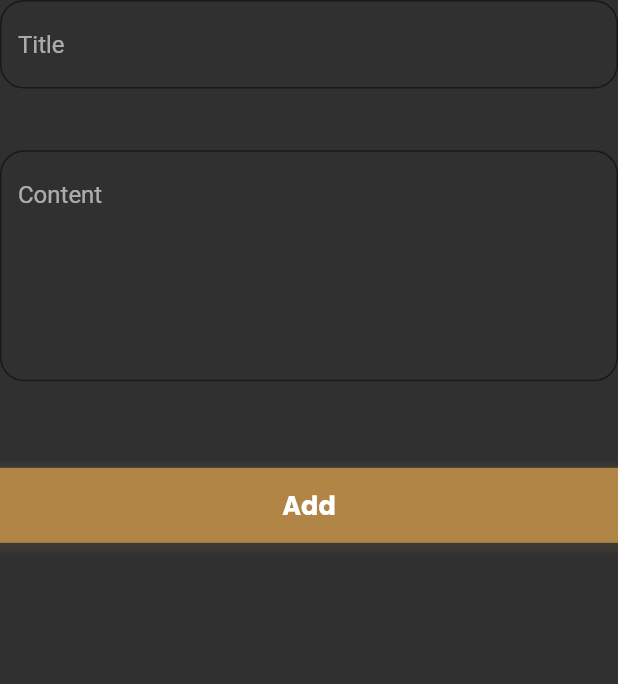
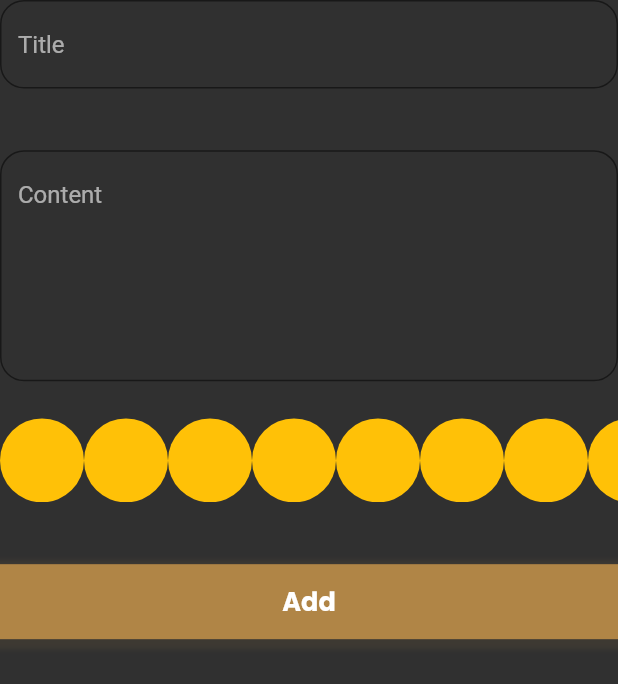
Before and after one commit to ebrahim969/notes_app, a Flutter app: the AddNoteForm widget shown alone on an empty page, opened directly, on a phone screen of 412 x 824 dp. Shown: the top 684 px of the screen. Run offline on Flutter 3.47's test engine with Material 2 defaults, Android fonts, the phone set to English and light mode, and no system bars; our stand-ins replace bloc, flutter_bloc, font_awesome_flutter, get, google_fonts, hive and 1 more; accounts and stored records are empty; generated files the repository leaves out were written again.

Commit message:
create colors list view part 1

```diff
--- a/lib/views/widgets/add_note_form.dart
+++ b/lib/views/widgets/add_note_form.dart
@@ -5,6 +5,7 @@ import 'package:intl/intl.dart';
 import 'package:note_app/cubits/add_note_cubit/add_note_cubit.dart';
 import 'package:note_app/models/note_model.dart';
 
+import 'colors_list_view.dart';
 import 'custom_text_feild.dart';
 import 'my_buttom.dart';
 
@@ -45,7 +46,12 @@ class _AddNoteFormState extends State<AddNoteForm> {
             },
           ),
           SizedBox(
-            height: Get.height * 0.07,
+            height: Get.height * 0.03,),
+
+           const ColorsListView(),
+
+          SizedBox(
+            height: Get.height * 0.05,
           ),
           BlocBuilder<AddNoteCubit, AddNoteState>(
             builder: (context, state) {
--- /dev/null
+++ b/lib/views/widgets/colors_list_view.dart
@@ -0,0 +1,31 @@
+import 'package:flutter/material.dart';
+
+class ColorItem extends StatelessWidget {
+  const ColorItem({super.key});
+
+  @override
+  Widget build(BuildContext context) {
+    return const CircleAvatar(
+      radius: 28,
+      backgroundColor: Colors.amber,
+    );
+  }
+}
+
+class ColorsListView extends StatelessWidget {
+  const ColorsListView({super.key});
+
+  @override
+  Widget build(BuildContext context) {
+    return SizedBox(
+      height: 28 * 2,
+      child: ListView.builder(
+        scrollDirection: Axis.horizontal,
+        itemCount: 10,
+        itemBuilder: (context, index)
+        {
+          return const ColorItem();
+        }),
+    );
+  }
+}
```
